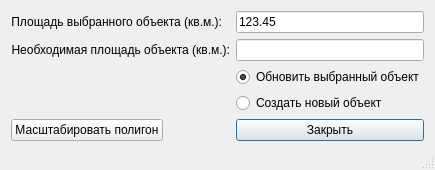
Biryuchkov/openLand, file ui/scale2area.ui: the form before one commit.
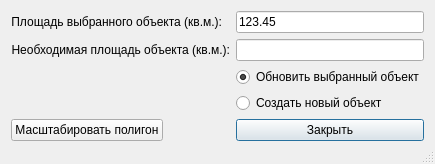
The form after the commit. Icons and pictures are not drawn.

Patch:
```diff
--- a/ui/scale2area.ui
+++ b/ui/scale2area.ui
@@ -7,7 +7,7 @@
     <x>0</x>
     <y>0</y>
     <width>402</width>
-    <height>170</height>
+    <height>164</height>
    </rect>
   </property>
   <property name="windowTitle">
```
Left out of the diff: 8 changed lines with no effect on the pictures.
